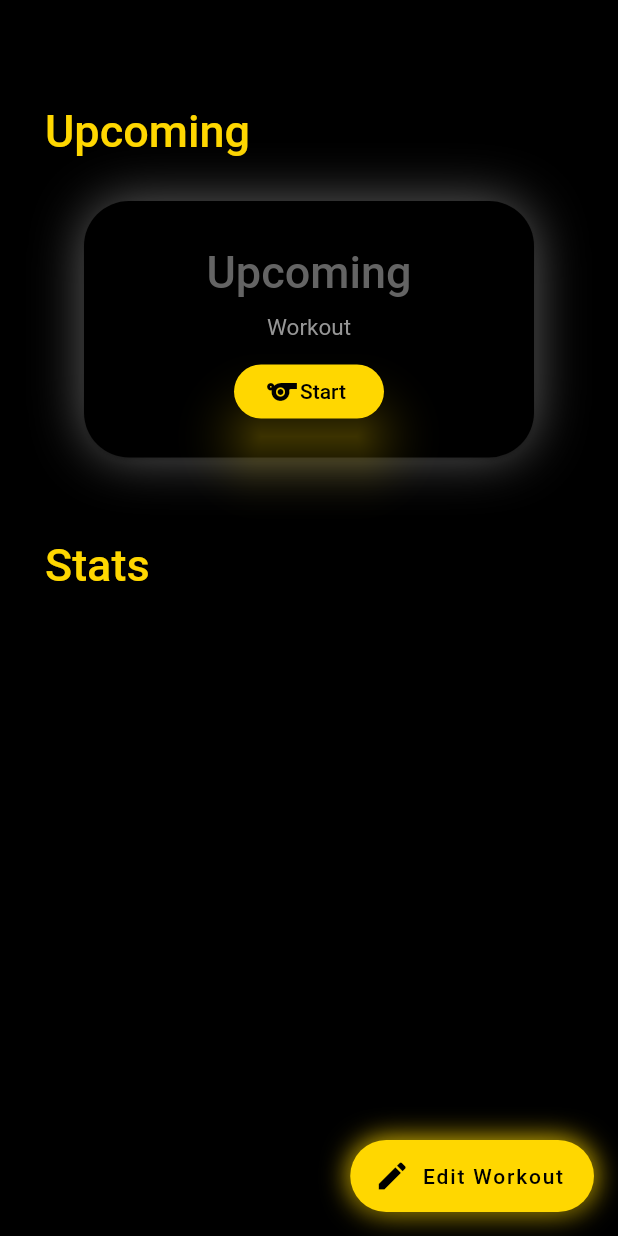
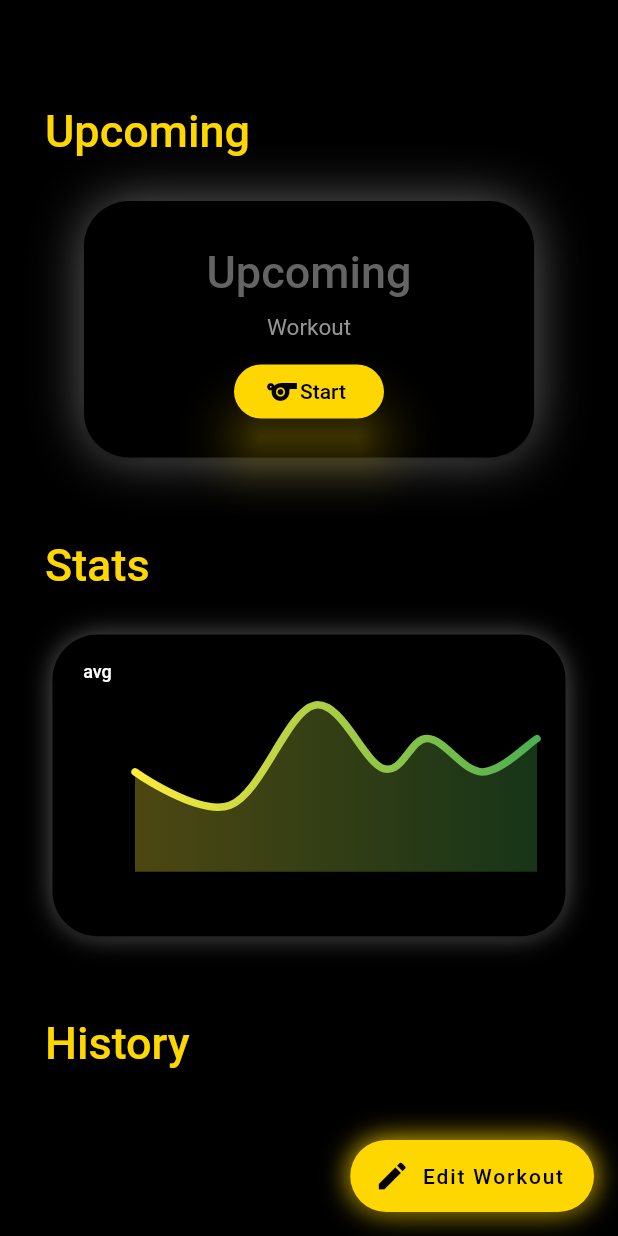
Before and after one commit to viraj325/MeFitness, a Flutter app: the screen it shows after launch, on a phone screen of 412 x 824 dp. Run offline on Flutter 3.47's test engine with Material 2 defaults, Android fonts, the phone set to English and light mode, and no system bars; drawn by our look-alikes of fl_chart.

Commit message:
added charts

```diff
--- /dev/null
+++ b/lib/chart.dart
@@ -0,0 +1,291 @@
+import 'package:fl_chart/fl_chart.dart';
+import 'package:flutter/material.dart';
+
+class LineChartSample2 extends StatefulWidget {
+  const LineChartSample2({super.key});
+
+  @override
+  State<LineChartSample2> createState() => _LineChartSample2State();
+}
+
+class _LineChartSample2State extends State<LineChartSample2> {
+  List<Color> gradientColors = [
+    Colors.yellow,
+    Colors.green,
+  ];
+
+  bool showAvg = false;
+
+  @override
+  Widget build(BuildContext context) {
+    return Stack(
+      children: <Widget>[
+        AspectRatio(
+          aspectRatio: 1.70,
+          child: Padding(
+            padding: const EdgeInsets.only(
+              right: 18,
+              left: 12,
+              top: 24,
+              bottom: 12,
+            ),
+            child: LineChart(
+              showAvg ? avgData() : mainData(),
+            ),
+          ),
+        ),
+        SizedBox(
+          width: 60,
+          height: 50, // was 34
+          child: TextButton(
+            onPressed: () {
+              setState(() {
+                showAvg = !showAvg;
+              });
+            },
+            child: Text(
+              'avg',
+              style: TextStyle(
+                fontSize: 12,
+                color: showAvg ? Colors.white.withOpacity(0.5) : Colors.white,
+              ),
+            ),
+          ),
+        ),
+      ],
+    );
+  }
+
+  Widget bottomTitleWidgets(double value, TitleMeta meta) {
+    const style = TextStyle(
+      fontWeight: FontWeight.bold,
+      fontSize: 16,
+    );
+    Widget text;
+    switch (value.toInt()) {
+      case 2:
+        text = const Text('MAR', style: style);
+        break;
+      case 5:
+        text = const Text('JUN', style: style);
+        break;
+      case 8:
+        text = const Text('SEP', style: style);
+        break;
+      default:
+        text = const Text('', style: style);
+        break;
+    }
+
+    return SideTitleWidget(
+      axisSide: meta.axisSide,
+      child: text,
+    );
+  }
+
+  Widget leftTitleWidgets(double value, TitleMeta meta) {
+    const style = TextStyle(
+      fontWeight: FontWeight.bold,
+      fontSize: 15,
+    );
+    String text;
+    switch (value.toInt()) {
+      case 1:
+        text = '10K';
+        break;
+      case 3:
+        text = '30k';
+        break;
+      case 5:
+        text = '50k';
+        break;
+      default:
+        return Container();
+    }
+
+    return Text(text, style: style, textAlign: TextAlign.left);
+  }
+
+  LineChartData mainData() {
+    return LineChartData(
+      gridData: FlGridData(
+        show: true,
+        drawVerticalLine: true,
+        horizontalInterval: 1,
+        verticalInterval: 1,
+        getDrawingHorizontalLine: (value) {
+          return FlLine(
+            color: Colors.black,
+            strokeWidth: 1,
+          );
+        },
+        getDrawingVerticalLine: (value) {
+          return FlLine(
+            color: Colors.black,
+            strokeWidth: 1,
+          );
+        },
+      ),
+      titlesData: FlTitlesData(
+        show: true,
+        rightTitles: AxisTitles(
+          sideTitles: SideTitles(showTitles: false),
+        ),
+        topTitles: AxisTitles(
+          sideTitles: SideTitles(showTitles: false),
+        ),
+        bottomTitles: AxisTitles(
+          sideTitles: SideTitles(
+            showTitles: true,
+            reservedSize: 30,
+            interval: 1,
+            getTitlesWidget: bottomTitleWidgets,
+          ),
+        ),
+        leftTitles: AxisTitles(
+          sideTitles: SideTitles(
+            showTitles: true,
+            interval: 1,
+            getTitlesWidget: leftTitleWidgets,
+            reservedSize: 42,
+          ),
+        ),
+      ),
+      borderData: FlBorderData(
+        show: true,
+        border: Border.all(color: Colors.black),
+      ),
+      minX: 0,
+      maxX: 11,
+      minY: 0,
+      maxY: 6,
+      lineBarsData: [
+        LineChartBarData(
+          spots: const [
+            FlSpot(0, 3),
+            FlSpot(2.6, 2),
+            FlSpot(4.9, 5),
+            FlSpot(6.8, 3.1),
+            FlSpot(8, 4),
+            FlSpot(9.5, 3),
+            FlSpot(11, 4),
+          ],
+          isCurved: true,
+          gradient: LinearGradient(
+            colors: gradientColors,
+          ),
+          barWidth: 5,
+          isStrokeCapRound: true,
+          dotData: FlDotData(
+            show: false,
+          ),
+          belowBarData: BarAreaData(
+            show: true,
+            gradient: LinearGradient(
+              colors: gradientColors
+                  .map((color) => color.withOpacity(0.3))
+                  .toList(),
+            ),
+          ),
+        ),
+      ],
+    );
+  }
+
+  LineChartData avgData() {
+    return LineChartData(
+      lineTouchData: LineTouchData(enabled: false),
+      gridData: FlGridData(
+        show: true,
+        drawHorizontalLine: true,
+        verticalInterval: 1,
+        horizontalInterval: 1,
+        getDrawingVerticalLine: (value) {
+          return FlLine(
+            color: Colors.black,
+            strokeWidth: 1,
+          );
+        },
+        getDrawingHorizontalLine: (value) {
+          return FlLine(
+            color: Colors.black,
+            strokeWidth: 1,
+          );
+        },
+      ),
+      titlesData: FlTitlesData(
+        show: true,
+        bottomTitles: AxisTitles(
+          sideTitles: SideTitles(
+            showTitles: true,
+            reservedSize: 30,
+            getTitlesWidget: bottomTitleWidgets,
+            interval: 1,
+          ),
+        ),
+        leftTitles: AxisTitles(
+          sideTitles: SideTitles(
+            showTitles: true,
+            getTitlesWidget: leftTitleWidgets,
+            reservedSize: 42,
+            interval: 1,
+          ),
+        ),
+        topTitles: AxisTitles(
+          sideTitles: SideTitles(showTitles: false),
+        ),
+        rightTitles: AxisTitles(
+          sideTitles: SideTitles(showTitles: false),
+        ),
+      ),
+      borderData: FlBorderData(
+        show: true,
+        border: Border.all(color: Colors.black),
+      ),
+      minX: 0,
+      maxX: 11,
+      minY: 0,
+      maxY: 6,
+      lineBarsData: [
+        LineChartBarData(
+          spots: const [
+            FlSpot(0, 3.44),
+            FlSpot(2.6, 3.44),
+            FlSpot(4.9, 3.44),
+            FlSpot(6.8, 3.44),
+            FlSpot(8, 3.44),
+            FlSpot(9.5, 3.44),
+            FlSpot(11, 3.44),
+          ],
+          isCurved: true,
+          gradient: LinearGradient(
+            colors: [
+              ColorTween(begin: gradientColors[0], end: gradientColors[1])
+                  .lerp(0.2)!,
+              ColorTween(begin: gradientColors[0], end: gradientColors[1])
+                  .lerp(0.2)!,
+            ],
+          ),
+          barWidth: 5,
+          isStrokeCapRound: true,
+          dotData: FlDotData(
+            show: false,
+          ),
+          belowBarData: BarAreaData(
+            show: true,
+            gradient: LinearGradient(
+              colors: [
+                ColorTween(begin: gradientColors[0], end: gradientColors[1])
+                    .lerp(0.2)!
+                    .withOpacity(0.1),
+                ColorTween(begin: gradientColors[0], end: gradientColors[1])
+                    .lerp(0.2)!
+                    .withOpacity(0.1),
+              ],
+            ),
+          ),
+        ),
+      ],
+    );
+  }
+}
--- a/lib/main.dart
+++ b/lib/main.dart
@@ -1,4 +1,5 @@
 import 'package:flutter/material.dart';
+import 'package:me_fitness/chart.dart';
 
 void main() {
   runApp(const MyApp());
@@ -160,6 +161,44 @@ class _MyHomePageState extends State<MyHomePage> {
                 ),
               ),
             ),
+            Container(
+              width: 350,
+              decoration: BoxDecoration(
+                borderRadius: BorderRadius.circular(30),
+                boxShadow: const [
+                  BoxShadow(
+                    color: Color.fromRGBO(100, 100, 100, 1.0),
+                    blurRadius: 15.0, // soften the shadow
+                    spreadRadius: -5.0, //extend the shadow
+                    offset: Offset(
+                      0.0, // Move to right 10  horizontally
+                      0.0, // Move to bottom 10 Vertically
+                    ),
+                  ),
+                ],
+              ),
+              child: Card(
+                shape: RoundedRectangleBorder(
+                  borderRadius: BorderRadius.circular(30),
+                ),
+                // elevation: 15,
+                // shadowColor: const Color(0xFFFFD700),
+                color: Colors.black,
+                child: const LineChartSample2(),
+              )
+            ),
+            Container(
+              padding: const EdgeInsets.only(left: 30.0, top: 50.0, bottom: 25.0),
+              alignment: Alignment.centerLeft,
+              child: const Text(
+                'History',
+                style: TextStyle(
+                  fontSize: 30,
+                  color: Color(0xFFFFD700),
+                  fontWeight: FontWeight.w500,
+                ),
+              ),
+            ),
           ],
         ),
       ),
```
Also changed, not shown: lib/chart2.dart (added, +355 -0 lines).
